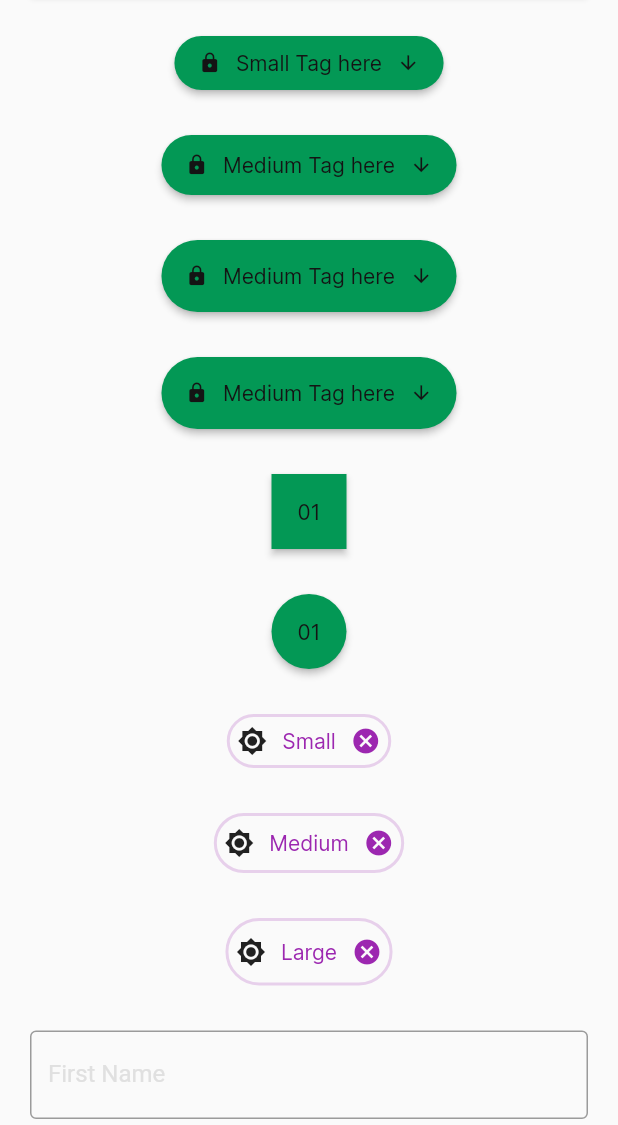
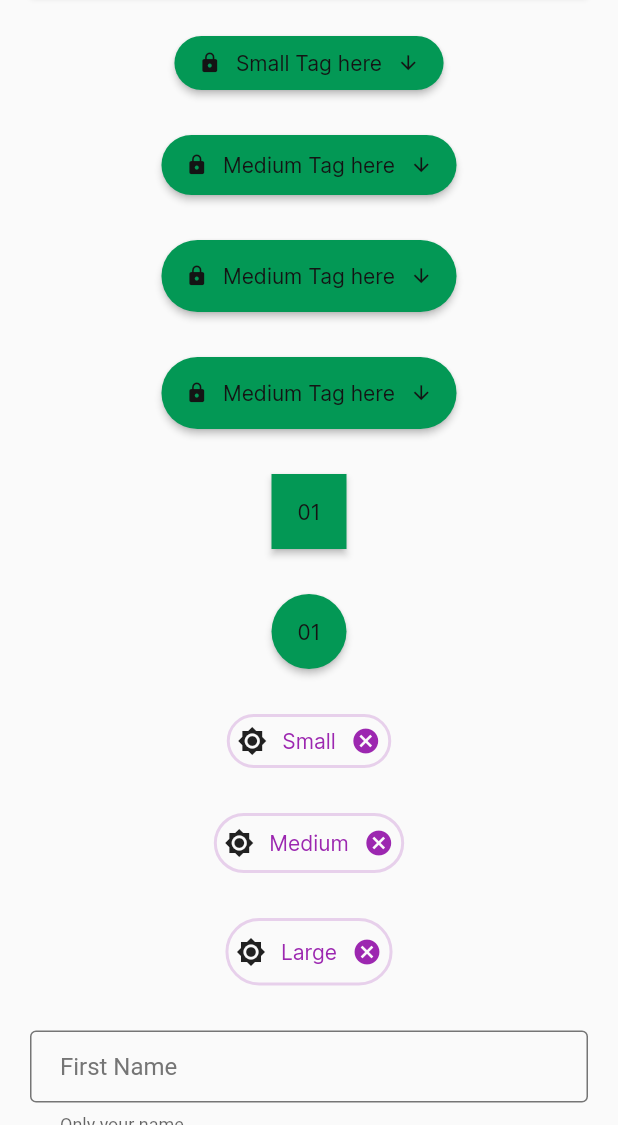
Before and after one commit to MayJuun/design_system, a Flutter app: the screen it shows after launch, scrolled down 576 dp, on a phone screen of 412 x 824 dp, the part 111-1236 px from its top. Run offline on Flutter 3.47's test engine with Material 2 defaults, Android fonts, the phone set to English and light mode, and no system bars.

Commit message:
chore: added outline form

```diff
--- a/lib/main.dart
+++ b/lib/main.dart
@@ -1,10 +1,5 @@
 import 'package:flutter/material.dart';
-import 'package:mayjuun_design_system/src/buttons/buttons.convinience.dart';
-import 'package:mayjuun_design_system/src/forms/outline/form_outline_theme.dart';
-import 'package:mayjuun_design_system/src/tags/tags.convinience.dart';
-import 'package:mayjuun_design_system/src/typography/typography.dart';
-
-import 'src/colors/colors.convinience.dart';
+import 'package:mayjuun_design_system/mayjuun_design_system.dart';
 
 void main() {
   runApp(const MyApp());
@@ -21,7 +16,10 @@ class MyApp extends StatelessWidget {
       theme: ThemeData(
           primarySwatch: Colors.green,
           elevatedButtonTheme: MayJuunButtonTheme.elevatedButtonTheme(),
-          inputDecorationTheme: FormInputTheme.outlineFormTheme()),
+          inputDecorationTheme: FormInputTheme.outlineFormTheme(
+              enabledColor: LightThemeColors.enabledBorder,
+              focusedColor: LightThemeColors.backgroundAccent,
+              themeMode: ThemeModeType.lightTheme)),
       home: const MyHomePage(title: 'Design System Demo'),
     );
   }
@@ -219,9 +217,9 @@ class _MyHomePageState extends State<MyHomePage> {
             TextFormField(
               // controller: _formFieldControllers.firstNameController,
               decoration: const InputDecoration(
-                labelText: 'First Name',
-                hintText: 'John',
-              ),
+                  labelText: 'First Name',
+                  hintText: 'John',
+                  helperText: 'Only your name'),
               validator: (value) {
                 if (value!.isEmpty) {
                   return 'Please enter a First name';
--- a/lib/src/all.convinience.dart
+++ b/lib/src/all.convinience.dart
@@ -1,8 +1,9 @@
 export 'package:mayjuun_design_system/src/buttons/buttons.convinience.dart';
 export 'package:mayjuun_design_system/src/colors/colors.convinience.dart';
+export 'package:mayjuun_design_system/src/enums/theme_enums.dart';
 export 'package:mayjuun_design_system/src/forms/forms.convinience.dart';
+export 'package:mayjuun_design_system/src/forms/outline/form_outline_theme.dart';
 export 'package:mayjuun_design_system/src/tags/tags.convinience.dart';
 export 'package:mayjuun_design_system/src/themes/themes.dart';
 export 'package:mayjuun_design_system/src/typography/typography.dart';
-
-export 'utils/consts.dart';
+export 'package:mayjuun_design_system/src/utils/consts.dart';
--- a/lib/src/colors/color_codes.dart
+++ b/lib/src/colors/color_codes.dart
@@ -65,6 +65,7 @@ class ColorCodes {
   static Color BLU12K = const Color(0XFFEDF1FC);
 
 //COLOR Grey//
+  static Color GRY300 = const Color(0XFF4A4A4A);
   static Color GRY400 = const Color(0XFF5E5E5E);
   static Color GRY500 = const Color(0XFF757575);
   static Color GRY600 = const Color(0XFF919191);
--- a/lib/src/colors/color_labels.dart
+++ b/lib/src/colors/color_labels.dart
@@ -36,6 +36,10 @@ class LightThemeColors {
   static Color contentNegative = ColorCodes.RED400;
   static Color contentPositive = ColorCodes.GRN400;
   static Color contentWarning = ColorCodes.ORN300;
+
+  //Core: border
+  static Color enabledBorder = ColorCodes.GRY500;
+  static Color disabledBorder = ColorCodes.GRY800;
 }
 
 ///This class contains all labeled dark theme colors.
@@ -72,4 +76,8 @@ class DarkThemeColors {
   static Color contentNegative = ColorCodes.RED300;
   static Color contentPositive = ColorCodes.GRN400;
   static Color contentWarning = ColorCodes.ORN300;
+
+  //Core: border
+  static Color enabledBorder = ColorCodes.GRY500;
+  static Color disabledBorder = ColorCodes.GRY300;
 }
--- /dev/null
+++ b/lib/src/enums/theme_enums.dart
@@ -0,0 +1 @@
+enum ThemeModeType { lightTheme, darkTheme }
--- a/lib/src/forms/outline/form_outline_theme.dart
+++ b/lib/src/forms/outline/form_outline_theme.dart
@@ -1,29 +1,69 @@
 // ignore_for_file: prefer_const_constructors, avoid_classes_with_only_static_members
 
 import 'package:flutter/material.dart';
+import 'package:mayjuun_design_system/mayjuun_design_system.dart';
 
 class FormInputTheme {
-  static InputDecorationTheme outlineFormTheme() {
+  //params enabled color, focused Color, form themeMode,
+  static InputDecorationTheme outlineFormTheme(
+      {required Color enabledColor,
+      required Color focusedColor,
+      required ThemeModeType themeMode}) {
     return InputDecorationTheme(
-        focusColor: Colors.grey.shade500,
-        // focusedBorder: UnderlineInputBorder(
-        //   // borderRadius: BorderRadius.circular(25.0),
-        //   borderSide: BorderSide(
-        //     color: Colors.grey.shade700,
-        //   ),
-        // ),
+        //General Border Color
         border: OutlineInputBorder(
-          // borderRadius: BorderRadius.circular(25.0),
           borderSide: BorderSide(
-            color: Colors.grey.shade700,
+              color: themeMode == ThemeModeType.lightTheme
+                  ? LightThemeColors.enabledBorder
+                  : DarkThemeColors.enabledBorder),
+        ),
+
+        //Enabled Border Color
+        enabledBorder: OutlineInputBorder(
+          borderSide: BorderSide(
+            color: enabledColor,
           ),
         ),
+
+        //Focused Border Color
         focusedBorder: OutlineInputBorder(
-          // borderRadius: BorderRadius.circular(25.0),
           borderSide: BorderSide(
-              // color: Colors.grey.shade700,
-              ),
+            color: focusedColor,
+          ),
         ),
-        labelStyle: TextStyle(color: Colors.grey.shade300));
+
+        //Error Border
+        errorBorder: OutlineInputBorder(
+          borderSide: BorderSide(
+            color: LightThemeColors.negative,
+          ),
+        ),
+
+        //Focused ErorrBorder
+        focusedErrorBorder: OutlineInputBorder(
+          borderSide: BorderSide(
+            color: Colors.red,
+          ),
+        ),
+
+        //Disabled Border
+        disabledBorder: OutlineInputBorder(
+          borderSide: BorderSide(
+            color: LightThemeColors.disabledBorder,
+          ),
+        ),
+        labelStyle: TextStyle(color: LightThemeColors.enabledBorder),
+        errorStyle: TextStyle(
+          color: LightThemeColors.negative,
+        ),
+        alignLabelWithHint: true,
+        contentPadding: EdgeInsets.symmetric(vertical: 5, horizontal: 20));
   }
 }
+
+// focusedBorder: UnderlineInputBorder(
+//   // borderRadius: BorderRadius.circular(25.0),
+//   borderSide: BorderSide(
+//     color: Colors.grey.shade700,
+//   ),
+// ),
```
